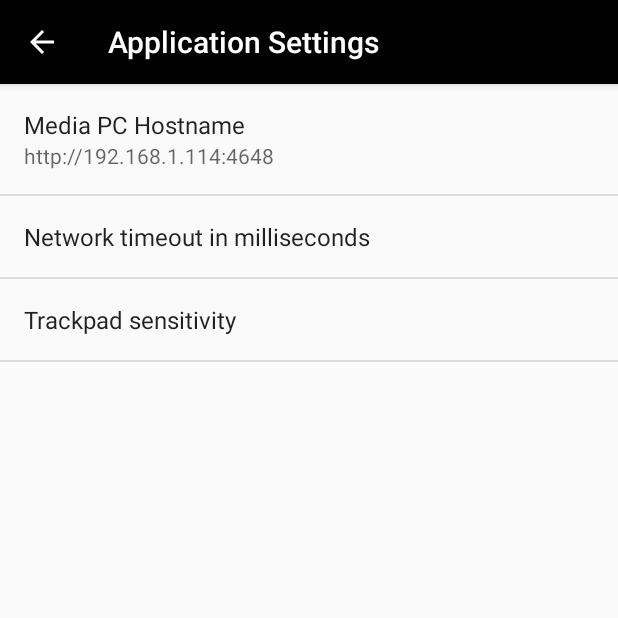
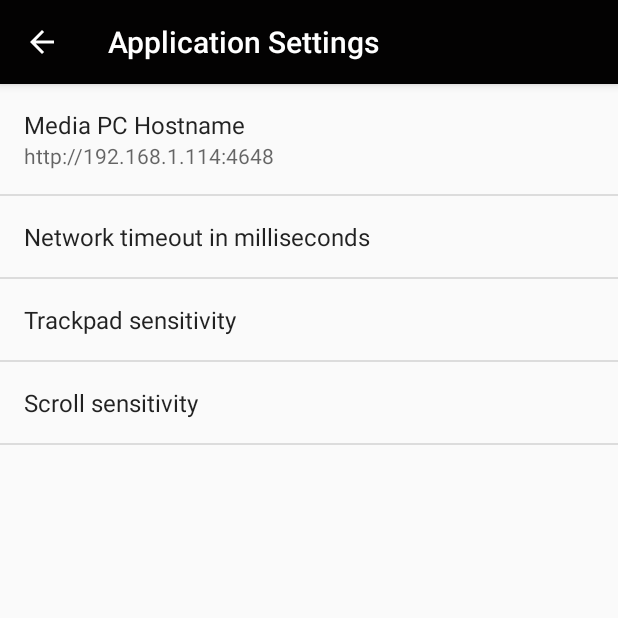
Before and after one commit to bdemg/remote-media-controller-app, an Android app: the ApplicationSettingsActivity screen opened directly, with no data from a screen before it, after a tap on "Application Settings", on a phone screen of 412 x 824 dp, the top half of it. Run offline under Robolectric (Android 15) with nearby library versions, the phone set to English and light mode, and no system bars.

Commit message:
Make the scroll amount configurable

```diff
--- a/app/src/main/res/xml/pref_general.xml
+++ b/app/src/main/res/xml/pref_general.xml
@@ -29,4 +29,13 @@
         android:maxLines="1"
         android:singleLine="true"/>
 
+    <EditTextPreference
+        android:defaultValue="3"
+        android:title="Scroll sensitivity"
+        android:inputType="number"
+        android:key="scrollSteps"
+        android:selectAllOnFocus="true"
+        android:maxLines="1"
+        android:singleLine="true"/>
+
 </PreferenceScreen>
```
Also changed, not shown: app/src/main/java/controller/media/com/jorge/remote_media_controller/controller/TrackPadActivity.kt (+8 -2 lines).
